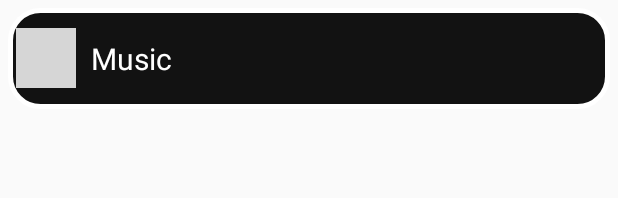
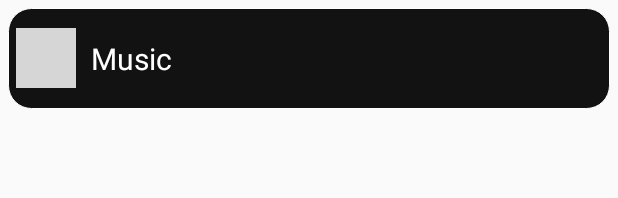
Before and after one commit to bala74830/OnlineMusicApp, an Android app: the layout recycler_item.xml on its own in the app's theme, with its tools: preview values and no code run, on a phone screen of 412 x 824 dp. Shown: the top 198 px of the screen. Run offline under Robolectric (Android 15) with nearby library versions, the phone set to English and light mode, and no system bars; grey boxes are pictures that could not be loaded.

Commit message:
7th commit

```diff
--- a/app/src/main/java/com/example/onlinemusicapp/Login/LoginPage.java
+++ b/app/src/main/java/com/example/onlinemusicapp/Login/LoginPage.java
@@ -49,7 +49,7 @@ public class LoginPage extends AppCompatActivity {
     protected void onCreate(Bundle savedInstanceState) {
         super.onCreate(savedInstanceState);
         setContentView(R.layout.activity_login_page);
-        getSupportActionBar().hide();
+        //getSupportActionBar().hide();
 
 
         mauth=FirebaseAuth.getInstance();
--- a/app/src/main/java/com/example/onlinemusicapp/Login/Registration.java
+++ b/app/src/main/java/com/example/onlinemusicapp/Login/Registration.java
@@ -32,7 +32,6 @@ public class Registration extends AppCompatActivity {
     protected void onCreate(Bundle savedInstanceState) {
         super.onCreate(savedInstanceState);
         setContentView(R.layout.activity_registration);
-        getSupportActionBar().hide();
 
         mauth= FirebaseAuth.getInstance();
         email=findViewById(R.id.reg_mail);
--- a/app/src/main/java/com/example/onlinemusicapp/MainActivity.java
+++ b/app/src/main/java/com/example/onlinemusicapp/MainActivity.java
@@ -105,7 +105,7 @@ public class MainActivity extends AppCompatActivity {
                     currentindex=0;
                     getsongs.add(gsongs);
                     checkin=true;
-                   // jcAudios.add(JcAudio.createFromURL(gsongs.getSongTitle(),gsongs.getSonglink()));
+                    //jcAudios.add(JcAudio.createFromURL(gsongs.getSongTitle(),gsongs.getSonglink()));
                     argaudios.add(ArgAudio.createFromURL(gsongs.getArtist(),gsongs.getSongTitle(),gsongs.getSonglink()));
                 }
                 jcSongsAdapter.setSelectedPosition(0);
@@ -119,7 +119,7 @@ public class MainActivity extends AppCompatActivity {
                     return;
                 }
                 if (checkin){
-                    //jcPlayerView.initPlaylist(jcAudios,null);
+//                    jcPlayerView.initPlaylist(jcAudios,null);
                     musicPlayer.loadPlaylist(myplaylist);
                 }
                 else {
--- a/app/src/main/java/com/example/onlinemusicapp/OfflineMusicPlayer/MusicListAdapter.java
+++ b/app/src/main/java/com/example/onlinemusicapp/OfflineMusicPlayer/MusicListAdapter.java
@@ -38,9 +38,9 @@ public class MusicListAdapter extends  RecyclerView.Adapter<MusicListAdapter.Vie
         holder.titleTextView.setText(songData.getTitle());
 
         if(MyMediaPlayer.currentIndex==position){
-            holder.titleTextView.setTextColor(Color.parseColor("#FF0000"));
+            holder.titleTextView.setTextColor(Color.parseColor("#1DB954"));
         }else{
-            holder.titleTextView.setTextColor(Color.parseColor("#000000"));
+            holder.titleTextView.setTextColor(Color.parseColor("#FFFFFF"));
         }
 
         holder.itemView.setOnClickListener(new View.OnClickListener() {
--- a/app/src/main/res/drawable/recyclerview_bg.xml
+++ b/app/src/main/res/drawable/recyclerview_bg.xml
@@ -8,11 +8,11 @@
         android:startColor="@color/primarydark"
         />
     <stroke
-        android:width="3dp"
+        android:width="0.3dp"
         android:color="@color/white">
     </stroke>
     <corners
-        android:radius="20sp"/>
+        android:radius="15sp"/>
 
 
 </shape>
--- a/app/src/main/res/layout/activity_main.xml
+++ b/app/src/main/res/layout/activity_main.xml
@@ -5,6 +5,7 @@
     xmlns:tools="http://schemas.android.com/tools"
     android:layout_width="match_parent"
     android:layout_height="match_parent"
+    android:background="@color/primarydark"
     tools:context=".MainActivity">
 
     <ru.github.igla.ferriswheel.FerrisWheelView
```
